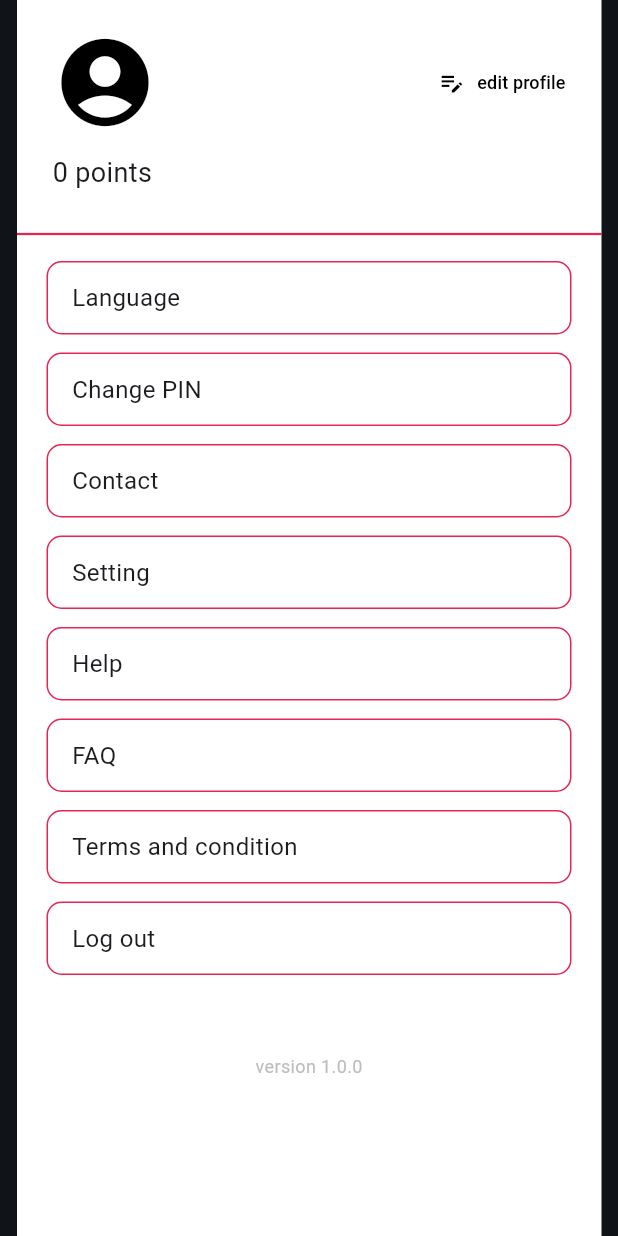
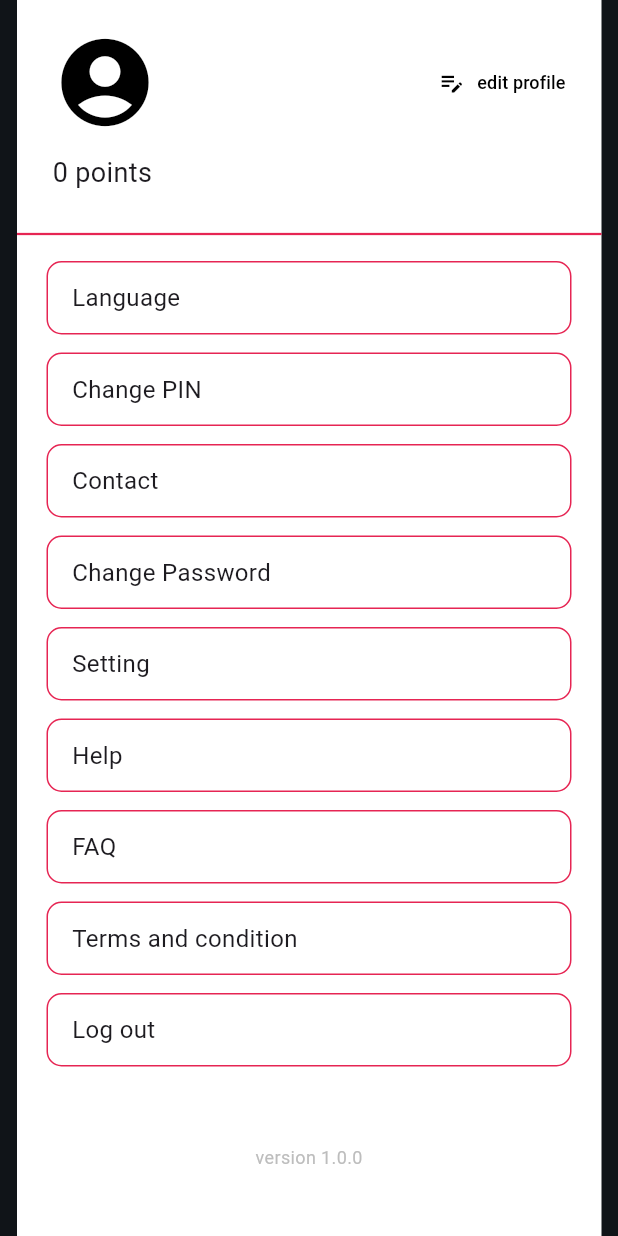
Before and after one commit to TenNatthaphong/shakey_frontend, a Flutter app: the MorePage screen opened by its route, on a phone screen of 412 x 824 dp. Run offline on Flutter 3.47's test engine with Material 3 defaults, Android fonts, the phone set to English and light mode, and no system bars; our stand-ins replace dio, shared_preferences; accounts and stored records are empty.

Commit message:
change password

```diff
--- a/lib/pages/more_page.dart
+++ b/lib/pages/more_page.dart
@@ -17,6 +17,7 @@ class _MorePageState extends State<MorePage> {
   final UserService _userService = UserService.instance;
   User? _user;
   bool _isLoadingProfile = true;
+  bool _isActionLoading = false;
 
   @override
   void initState() {
@@ -57,6 +58,37 @@ class _MorePageState extends State<MorePage> {
     } catch (e) {
       debugPrint('Error fetching profile in MorePage: $e');
       if (mounted) setState(() => _isLoadingProfile = false);
+    }
+  }
+
+  Future<void> _changePassword() async {
+    if (_user == null || _user?.email == null) {
+      if (mounted) {
+        ScaffoldMessenger.of(
+          context,
+        ).showSnackBar(const SnackBar(content: Text('User email not found')));
+      }
+      return;
+    }
+
+    final email = _user!.email;
+
+    setState(() => _isActionLoading = true);
+    try {
+      await AuthService.instance.forgotPassword(email);
+      if (mounted) {
+        Navigator.of(
+          context,
+        ).pushNamed(AppRoutes.otpVerificationPage, arguments: email);
+      }
+    } catch (e) {
+      if (mounted) {
+        ScaffoldMessenger.of(context).showSnackBar(
+          SnackBar(content: Text(e.toString().replaceAll('Exception: ', ''))),
+        );
+      }
+    } finally {
+      if (mounted) setState(() => _isActionLoading = false);
     }
   }
 
@@ -164,6 +196,22 @@ class _MorePageState extends State<MorePage> {
                       },
                     ),
                     _buildMenuOption('Contact'),
+                    _buildMenuOption(
+                      'Change Password',
+                      onTap: (_isLoadingProfile || _isActionLoading)
+                          ? null
+                          : _changePassword,
+                      trailing: _isActionLoading
+                          ? const SizedBox(
+                              width: 20,
+                              height: 20,
+                              child: CircularProgressIndicator(
+                                strokeWidth: 2,
+                                color: AppColor.primaryRed,
+                              ),
+                            )
+                          : null,
+                    ),
                     _buildMenuOption('Setting'),
                     _buildMenuOption('Help'),
                     _buildMenuOption('FAQ'),
@@ -196,7 +244,11 @@ class _MorePageState extends State<MorePage> {
     );
   }
 
-  Widget _buildMenuOption(String title, {VoidCallback? onTap}) {
+  Widget _buildMenuOption(
+    String title, {
+    VoidCallback? onTap,
+    Widget? trailing,
+  }) {
     return GestureDetector(
       onTap: onTap,
       child: Container(
@@ -208,9 +260,15 @@ class _MorePageState extends State<MorePage> {
           borderRadius: BorderRadius.circular(10),
           border: Border.all(color: AppColor.primaryRed, width: 1),
         ),
-        child: Text(
-          title,
-          style: const TextStyle(fontSize: 16, fontWeight: FontWeight.w400),
+        child: Row(
+          mainAxisAlignment: MainAxisAlignment.spaceBetween,
+          children: [
+            Text(
+              title,
+              style: const TextStyle(fontSize: 16, fontWeight: FontWeight.w400),
+            ),
+            if (trailing != null) trailing,
+          ],
         ),
       ),
     );
```
